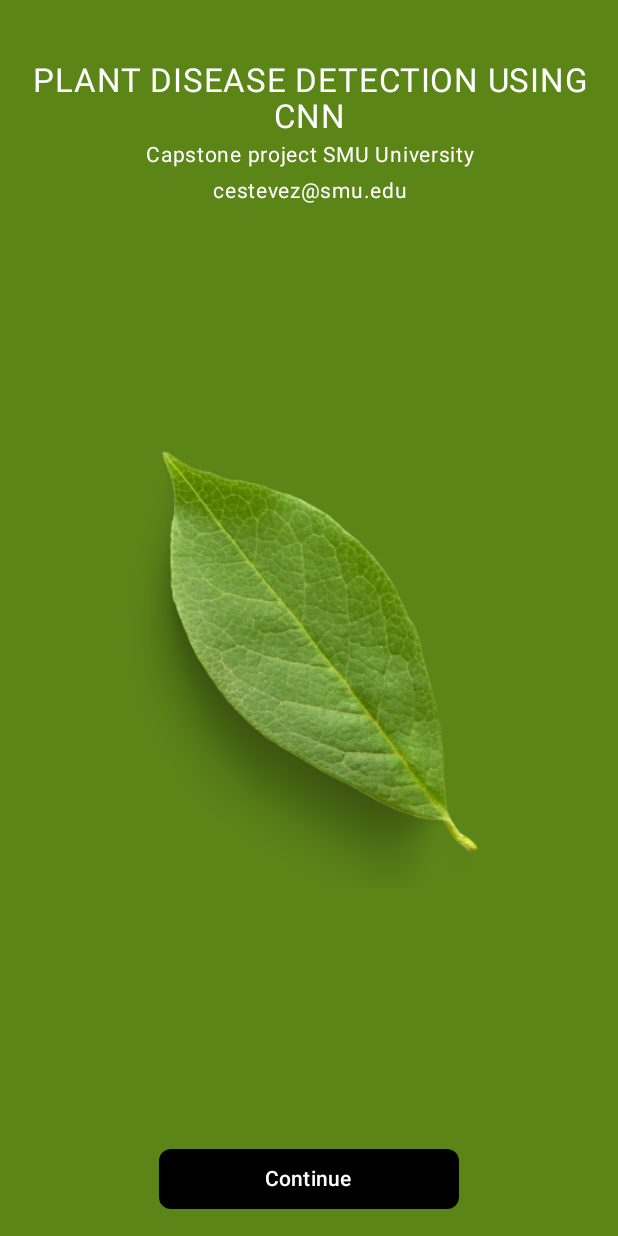
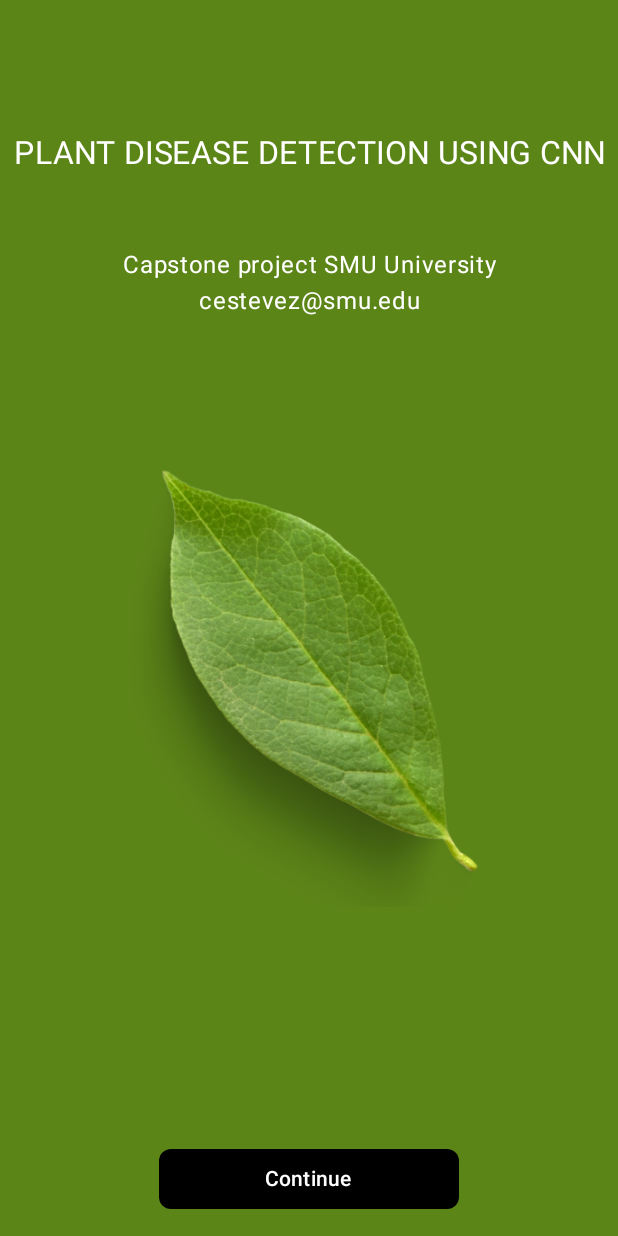
Before and after one commit to beltrewilton/habanero, an Android app built with Jetpack Compose: the screen it shows after launch (MainActivity), on a phone screen of 412 x 824 dp. Run offline under Robolectric (Android 15) with nearby library versions, the phone set to English and light mode, and no system bars.

Commit message:
- topbar based on device size - handling exceptions on no leaf found

```diff
--- a/Habanero/app/src/main/java/com/habanero/core/ModelHelper.kt
+++ b/Habanero/app/src/main/java/com/habanero/core/ModelHelper.kt
@@ -69,6 +69,8 @@ class ModelHelper(private val viewModel: MainViewModel) {
             withContext(Dispatchers.Main) {
                 viewModel.onBoxedPhoto(boxedBitmap)
                 viewModel.setLoading(false)
+                viewModel.setCropit(false)
+                viewModel.setHasboxes(boxes.size > 0)
             }
         }
     }
--- a/Habanero/app/src/main/java/com/habanero/layout/Layout.kt
+++ b/Habanero/app/src/main/java/com/habanero/layout/Layout.kt
@@ -37,6 +37,7 @@ import androidx.compose.ui.graphics.Color
 import androidx.compose.ui.graphics.painter.Painter
 import androidx.compose.ui.input.pointer.pointerInput
 import androidx.compose.ui.layout.ContentScale
+import androidx.compose.ui.platform.LocalConfiguration
 import androidx.compose.ui.text.style.TextAlign
 import androidx.compose.ui.unit.dp
 import androidx.compose.ui.unit.sp
@@ -51,8 +52,6 @@ import kotlinx.coroutines.launch
 fun Layout(
     title: String? = null,
     titleColor: Color = Color.White,
-    subtitle: String? = null,
-    subtitleColor: Color = Color.White,
     viewModel: MainViewModel,
     bottomBar: Boolean = false,
     bottomSheetContent: (@Composable ColumnScope.() -> Unit)? = null,
@@ -61,6 +60,9 @@ fun Layout(
     backgroundImage: Painter? = null,
     content: @Composable (PaddingValues) -> Unit
 ) {
+
+    val screenHeightDp = LocalConfiguration.current.screenHeightDp
+    val topBarHeight = screenHeightDp * 0.2
 
     val loading by viewModel.loading.collectAsState()
 
@@ -121,27 +123,20 @@ fun Layout(
                 Column(
                     modifier = Modifier
                         .fillMaxWidth()
-                        .height(140.dp)
+                        .height(topBarHeight.dp)
                         .background(Color.Transparent)
                         .padding(top = 40.dp), // Top margin inside topBar
                     horizontalAlignment = Alignment.CenterHorizontally,
                     verticalArrangement = Arrangement.Center
+
                 ) {
                     if (title != null) {
                         Text(
                             text = title.uppercase(),
-                            fontSize = 22.sp,
+                            fontSize = 21.sp,
                             color = titleColor,
                             textAlign = TextAlign.Center
                         )
-                        if (subtitle != null) {
-                            Text(
-                                text = subtitle,
-                                fontSize = 14.sp,
-                                color = subtitleColor,
-                                textAlign = TextAlign.Center
-                            )
-                        }
                     }
                 }
             },
--- a/Habanero/app/src/main/java/com/habanero/lifecycle/MainViewModel.kt
+++ b/Habanero/app/src/main/java/com/habanero/lifecycle/MainViewModel.kt
@@ -121,6 +121,13 @@ class MainViewModel : ViewModel() {
     fun setCropit(b: Boolean) {
         _cropit.value = b
     }
+
+    private val _hasboxes = MutableStateFlow(value = true)
+    val hasboxes = _hasboxes.asStateFlow()
+
+    fun setHasboxes(b: Boolean) {
+        _hasboxes.value = b
+    }
 }
 
 data class PhotoCar(
--- a/Habanero/app/src/main/java/com/habanero/navigation/HomeScreen.kt
+++ b/Habanero/app/src/main/java/com/habanero/navigation/HomeScreen.kt
@@ -21,7 +21,9 @@ import androidx.compose.ui.Modifier
 import androidx.compose.ui.graphics.Color
 import androidx.compose.ui.graphics.asImageBitmap
 import androidx.compose.ui.platform.LocalContext
+import androidx.compose.ui.text.style.TextAlign
 import androidx.compose.ui.unit.dp
+import androidx.compose.ui.unit.sp
 import com.habanero.layout.Layout
 import com.habanero.lifecycle.MainViewModel
 import com.habanero.ui.theme.homeSubtitle
@@ -33,7 +35,6 @@ fun HomeScreen(viewModel: MainViewModel, navigateToCamera: () -> Unit) {
 
     Layout(
         title = homeTitle,
-        subtitle = homeSubtitle,
         viewModel = viewModel,
         bottomBar = true,
         bottomBarContent = {
@@ -66,6 +67,17 @@ fun HomeScreen(viewModel: MainViewModel, navigateToCamera: () -> Unit) {
                 .padding(padding),
             contentAlignment = Alignment.Center
         ) {
+            Box ( modifier = Modifier
+                .fillMaxSize(),
+                contentAlignment = Alignment.TopCenter) {
+                Text(
+                    text = homeSubtitle,
+                    fontSize = 16.sp,
+                    color = Color.White,
+                    textAlign = TextAlign.Center
+                )
+            }
+
             Image(
                 bitmap = leaf,
                 contentDescription = null,
--- a/Habanero/app/src/main/java/com/habanero/navigation/PhotoSlideScreen.kt
+++ b/Habanero/app/src/main/java/com/habanero/navigation/PhotoSlideScreen.kt
@@ -47,6 +47,7 @@ import com.habanero.core.ModelHelper
 import com.habanero.layout.Layout
 import com.habanero.lifecycle.MainViewModel
 import com.habanero.lifecycle.PhotoCar
+import com.habanero.ui.theme.darkred
 import com.habanero.ui.theme.green
 import com.habanero.ui.theme.yellow
 
@@ -168,7 +169,7 @@ fun PhotoSlideScreen(navController: NavHostController, viewModel: MainViewModel)
                                                     tint = if (photoCarList[index].score <= 0.5f)
                                                         green
                                                     else
-                                                        green
+                                                        darkred
                                                 )
 
                                                 Spacer(modifier = Modifier.width(8.dp)) // spacing between icon and text
```
Also changed, not shown: Habanero/app/src/main/java/com/habanero/navigation/PhotoPreview.kt (+54 -3 lines).
